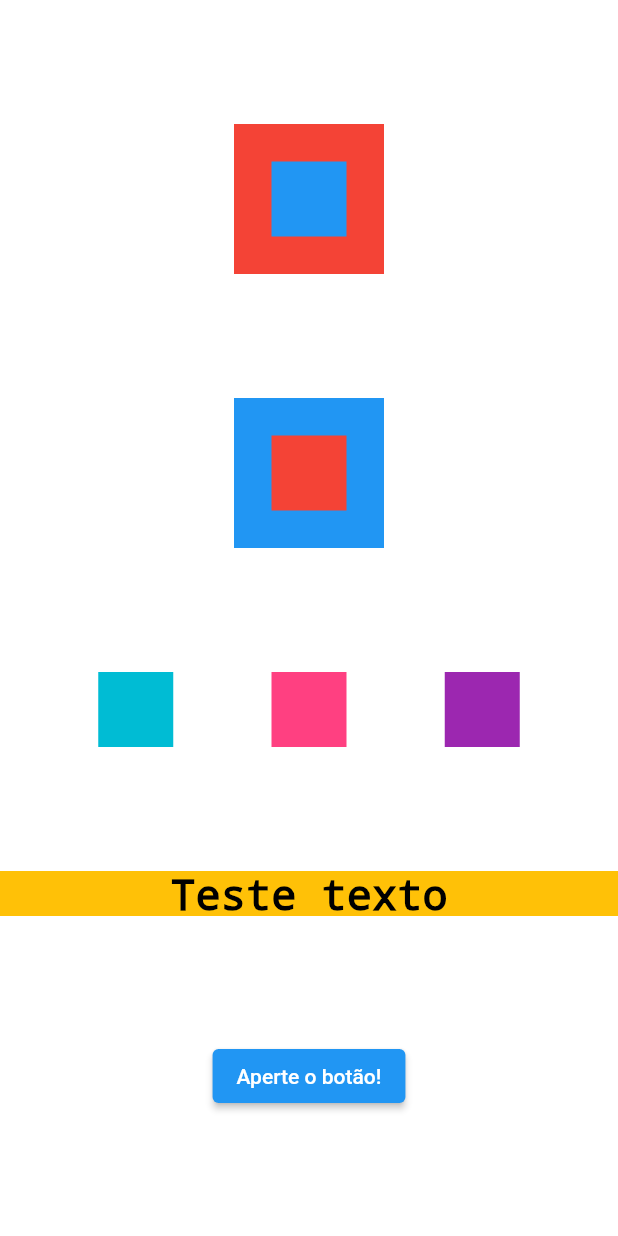
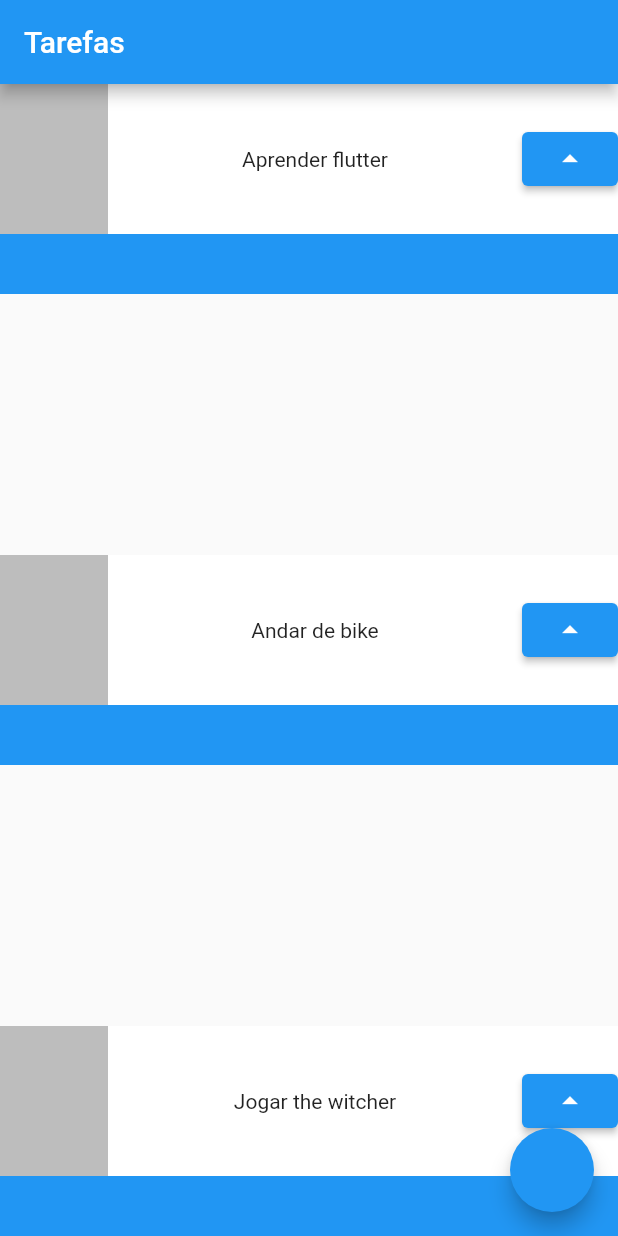
Before and after one commit to MauricioEscouto/Flutter, a Flutter app: the screen it shows after launch, on a phone screen of 412 x 824 dp. Run offline on Flutter 3.47's test engine with Material 2 defaults, Android fonts, the phone set to English and light mode, and no system bars.

Commit message:
continuando curso 1 do alura de flutter

```diff
--- a/flutter_application_curso1/lib/main.dart
+++ b/flutter_application_curso1/lib/main.dart
@@ -15,43 +15,44 @@ class MyApp extends StatelessWidget {
       theme: ThemeData(
         primarySwatch: Colors.blue,
       ),
-      home: Container(
-        color: Colors.white,
-        child: Column(
-          mainAxisAlignment: MainAxisAlignment.spaceEvenly,
-          crossAxisAlignment: CrossAxisAlignment.center,
+      home: Scaffold(
+        appBar: AppBar(title: Text('Tarefas'),),
+        body: Column(
+          mainAxisAlignment: MainAxisAlignment.spaceBetween,
           children: [
-            Stack(
-              alignment: AlignmentDirectional.center,
-              children:
-              [Container(color: Colors.red, width: 100, height: 100,),
-              Container(color: Colors.blue, width: 50, height: 50,)],
+            Tarefas('Aprender flutter'),
+            Tarefas('Andar de bike'),
+            Tarefas('Jogar the witcher'),
+          ],
+        ),
+        floatingActionButton: FloatingActionButton(onPressed: (){},),
+      )
+    ,);
+  }
+}
+
+class Tarefas extends StatelessWidget {
+  final String nome;
+
+  const Tarefas(this.nome,{ Key? key }) : super(key: key);
+
+  @override
+  Widget build(BuildContext context) {
+    return Container(
+      child: Stack(
+        children: [
+          Container(color: Colors.blue, height: 140,),
+          Container(color: Colors.white, height: 100, child:
+            Row(
+              mainAxisAlignment: MainAxisAlignment.spaceBetween,
+              children: [
+                Container(color: Colors.black26,width: 72,height: 100,),
+                Text(nome),
+                ElevatedButton(onPressed: (){}, child: Icon(Icons.arrow_drop_up))
+              ],
             ),
-            Stack(
-              alignment: AlignmentDirectional.center,
-              children:
-              [Container(color: Colors.blue, width: 100, height: 100,),
-              Container(color: Colors.red, width: 50, height: 50,)],
-            ),
-            Row(
-              mainAxisAlignment: MainAxisAlignment.spaceEvenly,
-              crossAxisAlignment: CrossAxisAlignment.center,
-              children: [
-              Container(color: Colors.cyan,height: 50,width: 50,),
-              Container(color: Colors.pinkAccent,height: 50,width: 50,),
-              Container(color: Colors.purple,height: 50,width: 50,),
-            ],),
-            Container(
-              color: Colors.amber,height: 30,width: double.infinity,
-              child:
-                Text('Teste texto',style: TextStyle(color: Colors.black, fontSize: 28,decoration: TextDecoration.none,),textAlign: TextAlign.center,)
-            ,),
-            ElevatedButton(
-              onPressed: (){print('você apertou o botão');},
-              child: Text('Aperte o botão!')
-            ,),
-          ]
-        ,),
+          ),
+        ],
       ),
     );
   }
```
Also changed, not shown: flutter_application_curso1/lib/minhaPrimeira-tela.dart (added, +38 -0 lines).
